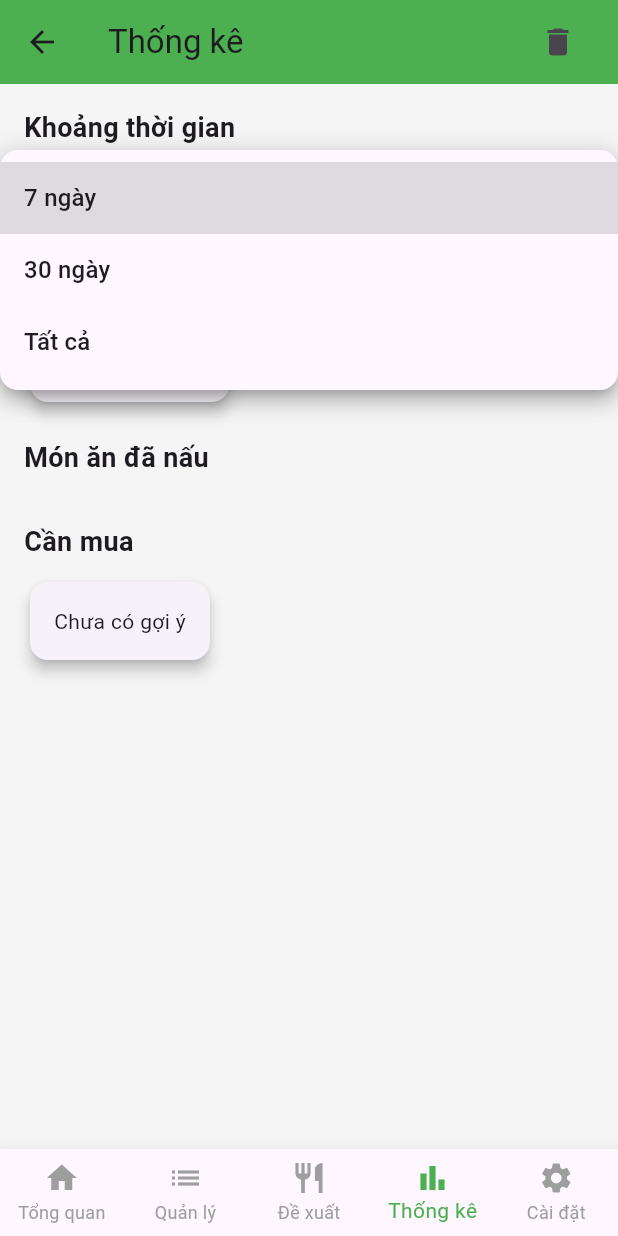
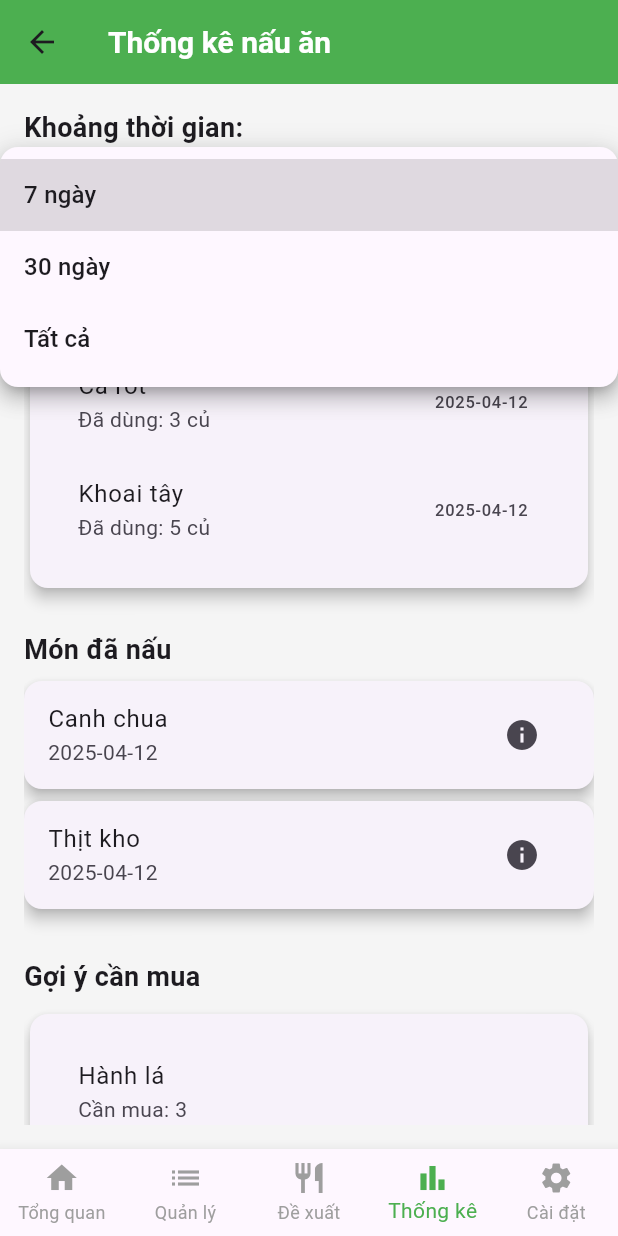
Before and after one commit to tuibene/Fridre_manager_app, a Flutter app: the screen it shows once a user with an empty profile is signed in, item 4 of the bottom bar chosen, after a tap on "7 ngày", on a phone screen of 412 x 824 dp. Run offline on Flutter 3.47's test engine with Material 3 defaults, Android fonts, the phone set to English and light mode, and no system bars; our stand-ins replace badges, cloud_firestore, firebase_auth, firebase_core, google_sign_in, share_plus; accounts and stored records are empty.

Commit message:
Restructure of StatsScreen.dart

```diff
--- a/lib/main.dart
+++ b/lib/main.dart
@@ -6,7 +6,7 @@ import 'screens/RegisterScreen.dart';
 import 'screens/DashboardScreen.dart' as dashboard;
 import 'screens/ManagementScreen.dart';
 import 'screens/SuggestScreen.dart';
-import 'screens/StatsScreen.dart';
+import 'screens/stats_screen/StatsScreen.dart';
 import 'screens/SettingsScreen.dart' as settings;
 
 void main() async {
--- a/lib/screens/StatsScreen.dart
+++ /dev/null
@@ -1,304 +0,0 @@
-import 'package:flutter/material.dart';
-
-class StatsScreen extends StatefulWidget {
-  const StatsScreen({super.key});
-
-  @override
-  _StatsScreenState createState() => _StatsScreenState();
-}
-
-class _StatsScreenState extends State<StatsScreen> {
-  // Dữ liệu mẫu (có thể thay bằng dữ liệu từ Firebase)
-  final List<Map<String, dynamic>> _ingredientUsage = [
-    {'name': 'Trứng', 'quantity': 10, 'unit': 'quả', 'usedDate': DateTime(2025, 4, 4)},
-    {'name': 'Sữa', 'quantity': 3, 'unit': 'lít', 'usedDate': DateTime(2025, 4, 5)},
-    {'name': 'Cà chua', 'quantity': 5, 'unit': 'quả', 'usedDate': DateTime(2025, 4, 3)},
-  ];
-
-  final List<Map<String, dynamic>> _cookedDishes = [
-    {
-      'name': 'Trứng chiên cà chua',
-      'date': DateTime(2025, 4, 4),
-      'ingredients': {'Trứng': 2, 'Cà chua': 1}
-    },
-    {
-      'name': 'Cơm chiên trứng',
-      'date': DateTime(2025, 4, 5),
-      'ingredients': {'Cơm': 1, 'Trứng': 1}
-    },
-  ];
-
-  String _selectedPeriod = '7 ngày'; // Tùy chọn thời gian
-  List<Map<String, dynamic>> _filteredIngredients = [];
-  List<Map<String, dynamic>> _filteredDishes = [];
-  Map<String, int> _suggestedPurchases = {};
-
-  @override
-  void initState() {
-    super.initState();
-    _filterStats();
-    _calculateSuggestions();
-  }
-
-  // Lọc dữ liệu theo khoảng thời gian
-  void _filterStats() {
-    final now = DateTime.now();
-    DateTime startDate;
-    switch (_selectedPeriod) {
-      case '7 ngày':
-        startDate = now.subtract(const Duration(days: 7));
-        break;
-      case '30 ngày':
-        startDate = now.subtract(const Duration(days: 30));
-        break;
-      case 'Tất cả':
-      default:
-        startDate = DateTime(2000); // Lấy tất cả
-        break;
-    }
-
-    setState(() {
-      _filteredIngredients = _ingredientUsage
-          .where((item) => item['usedDate'].isAfter(startDate))
-          .toList();
-      _filteredDishes = _cookedDishes
-          .where((dish) => dish['date'].isAfter(startDate))
-          .toList();
-    });
-  }
-
-  // Tính toán nguyên liệu cần mua
-  void _calculateSuggestions() {
-    Map<String, int> totalUsed = {};
-    for (var dish in _filteredDishes) {
-      dish['ingredients'].forEach((ingredient, qty) {
-        if (totalUsed.containsKey(ingredient)) {
-          totalUsed[ingredient] = totalUsed[ingredient]! + (qty as int);
-        } else {
-          totalUsed[ingredient] = qty;
-        }
-      });
-    }
-    setState(() {
-      _suggestedPurchases = totalUsed.map((key, value) => MapEntry(key, value ~/ 2 + 1)); // Gợi ý mua thêm
-    });
-  }
-
-  // Xóa lịch sử
-  void _clearHistory() {
-    setState(() {
-      _ingredientUsage.clear();
-      _cookedDishes.clear();
-      _filteredIngredients.clear();
-      _filteredDishes.clear();
-      _suggestedPurchases.clear();
-    });
-    ScaffoldMessenger.of(context).showSnackBar(
-      const SnackBar(content: Text('Đã xóa lịch sử')),
-    );
-  }
-
-  @override
-  Widget build(BuildContext context) {
-    return Scaffold(
-      appBar: AppBar(
-        title: const Text('Thống kê'),
-        backgroundColor: Colors.green,
-        actions: [
-          Padding(
-            padding: const EdgeInsets.only(right: 16.0),
-            child: IconButton(
-              icon: const Icon(Icons.delete),
-              onPressed: () {
-                showDialog(
-                  context: context,
-                  builder: (context) => AlertDialog(
-                    title: const Text('Xóa lịch sử'),
-                    content: const Text('Bạn có chắc muốn xóa toàn bộ lịch sử không?'),
-                    actions: [
-                      TextButton(
-                        onPressed: () => Navigator.pop(context),
-                        child: const Text('Hủy'),
-                      ),
-                      TextButton(
-                        onPressed: () {
-                          _clearHistory();
-                          Navigator.pop(context);
-                        },
-                        child: const Text('Xóa'),
-                      ),
-                    ],
-                  ),
-                );
-              },
-            ),
-          ),
-        ],
-      ),
-      body: SingleChildScrollView(
-        padding: const EdgeInsets.all(16.0),
-        child: Column(
-          crossAxisAlignment: CrossAxisAlignment.start,
-          children: [
-            // Tùy chọn thời gian
-            const Text('Khoảng thời gian', style: TextStyle(fontSize: 18, fontWeight: FontWeight.bold)),
-            const SizedBox(height: 10),
-            DropdownButton<String>(
-              value: _selectedPeriod,
-              items: ['7 ngày', '30 ngày', 'Tất cả'].map((String value) {
-                return DropdownMenuItem<String>(
-                  value: value,
-                  child: Text(value),
-                );
-              }).toList(),
-              onChanged: (value) {
-                setState(() {
-                  _selectedPeriod = value!;
-                  _filterStats();
-                  _calculateSuggestions();
-                });
-              },
-              isExpanded: true,
-              borderRadius: BorderRadius.circular(12),
-            ),
-            const SizedBox(height: 20),
-
-            // Thống kê nguyên liệu
-            const Text('Thống kê nguyên liệu', style: TextStyle(fontSize: 18, fontWeight: FontWeight.bold)),
-            const SizedBox(height: 10),
-            Card(
-              elevation: 4,
-              shape: RoundedRectangleBorder(borderRadius: BorderRadius.circular(12)),
-              child: Padding(
-                padding: const EdgeInsets.all(16.0),
-                child: Column(
-                  children: _filteredIngredients.isEmpty
-                      ? [const Text('Chưa có dữ liệu')]
-                      : _filteredIngredients.map((item) {
-                          return ListTile(
-                            title: Text('${item['name']}'),
-                            subtitle: Text('Đã dùng: ${item['quantity']} ${item['unit']}'),
-                            trailing: Text(item['usedDate'].toString().substring(0, 10)),
-                          );
-                        }).toList(),
-                ),
-              ),
-            ),
-            const SizedBox(height: 20),
-
-            // Món ăn đã nấu
-            const Text('Món ăn đã nấu', style: TextStyle(fontSize: 18, fontWeight: FontWeight.bold)),
-            const SizedBox(height: 10),
-            ListView.builder(
-              shrinkWrap: true,
-              physics: const NeverScrollableScrollPhysics(),
-              itemCount: _filteredDishes.length,
-              itemBuilder: (context, index) {
-                final dish = _filteredDishes[index];
-                return Card(
-                  elevation: 4,
-                  shape: RoundedRectangleBorder(borderRadius: BorderRadius.circular(12)),
-                  margin: const EdgeInsets.only(bottom: 8),
-                  child: ListTile(
-                    title: Text(dish['name']),
-                    subtitle: Text(dish['date'].toString().substring(0, 10)),
-                    trailing: IconButton(
-                      icon: const Icon(Icons.info),
-                      onPressed: () {
-                        showModalBottomSheet(
-                          context: context,
-                          shape: const RoundedRectangleBorder(
-                            borderRadius: BorderRadius.vertical(top: Radius.circular(20)),
-                          ),
-                          builder: (context) => Padding(
-                            padding: const EdgeInsets.all(20.0),
-                            child: Column(
-                              mainAxisSize: MainAxisSize.min,
-                              crossAxisAlignment: CrossAxisAlignment.start,
-                              children: [
-                                Center(
-                                  child: Text(
-                                    dish['name'],
-                                    style: const TextStyle(
-                                      fontSize: 24,
-                                      fontWeight: FontWeight.bold,
-                                      color: Colors.green,
-                                    ),
-                                  ),
-                                ),
-                                const SizedBox(height: 20),
-                                const Text(
-                                  'Nguyên liệu đã dùng',
-                                  style: TextStyle(fontSize: 18, fontWeight: FontWeight.bold),
-                                ),
-                                const SizedBox(height: 8),
-                                Text(
-                                  dish['ingredients']
-                                      .entries
-                                      .map((e) => '- ${e.key}: ${e.value}')
-                                      .join('\n'),
-                                  style: const TextStyle(fontSize: 16),
-                                ),
-                                const SizedBox(height: 20),
-                                const Text(
-                                  'Ngày nấu',
-                                  style: TextStyle(fontSize: 18, fontWeight: FontWeight.bold),
-                                ),
-                                const SizedBox(height: 8),
-                                Text(
-                                  dish['date'].toString().substring(0, 10),
-                                  style: const TextStyle(fontSize: 16),
-                                ),
-                                const SizedBox(height: 30),
-                                Center(
-                                  child: ElevatedButton(
-                                    onPressed: () => Navigator.pop(context),
-                                    style: ElevatedButton.styleFrom(
-                                      padding: const EdgeInsets.symmetric(horizontal: 40, vertical: 12),
-                                      shape: RoundedRectangleBorder(borderRadius: BorderRadius.circular(12)),
-                                      backgroundColor: Colors.green,
-                                    ),
-                                    child: const Text(
-                                      'Đóng',
-                                      style: TextStyle(fontSize: 16, color: Colors.white),
-                                    ),
-                                  ),
-                                ),
-                              ],
-                            ),
-                          ),
-                        );
-                      },
-                    ),
-                  ),
-                );
-              },
-            ),
-            const SizedBox(height: 20),
-
-            // Dự báo nguyên liệu cần mua
-            const Text('Cần mua', style: TextStyle(fontSize: 18, fontWeight: FontWeight.bold)),
-            const SizedBox(height: 10),
-            Card(
-              elevation: 4,
-              shape: RoundedRectangleBorder(borderRadius: BorderRadius.circular(12)),
-              child: Padding(
-                padding: const EdgeInsets.all(16.0),
-                child: Column(
-                  children: _suggestedPurchases.isEmpty
-                      ? [const Text('Chưa có gợi ý')]
-                      : _suggestedPurchases.entries.map((entry) {
-                          return ListTile(
-                            title: Text(entry.key),
-                            subtitle: Text('Cần mua: ${entry.value}'),
-                          );
-                        }).toList(),
-                ),
-              ),
-            ),
-          ],
-        ),
-      ),
-    );
-  }
-}
--- /dev/null
+++ b/lib/screens/stats_screen/StatsScreen.dart
@@ -0,0 +1,104 @@
+import 'package:flutter/material.dart';
+import 'package:ntb/screens/stats_screen/period_filter_dropdown.dart';
+import 'package:ntb/screens/stats_screen/ingredient_usage_card.dart';
+import 'package:ntb/screens/stats_screen/cooked_dishes_list.dart';
+import 'package:ntb/screens/stats_screen/purchase_suggestions_card.dart';
+
+class StatsScreen extends StatefulWidget {
+  const StatsScreen({super.key});
+
+  @override
+  State<StatsScreen> createState() => _StatsScreenState();
+}
+
+class _StatsScreenState extends State<StatsScreen> {
+  String selectedPeriod = '7 ngày';
+
+  List<Map<String, dynamic>> ingredientUsage = [
+    {'name': 'Cà rốt', 'quantity': 3, 'unit': 'củ', 'usedDate': DateTime.now()},
+    {'name': 'Khoai tây', 'quantity': 5, 'unit': 'củ', 'usedDate': DateTime.now()},
+  ];
+
+  List<Map<String, dynamic>> cookedDishes = [
+    {
+      'name': 'Canh chua',
+      'date': DateTime.now(),
+      'ingredients': {'Cá': 1, 'Cà chua': 2}
+    },
+    {
+      'name': 'Thịt kho',
+      'date': DateTime.now(),
+      'ingredients': {'Thịt ba chỉ': 0.5, 'Trứng': 2}
+    },
+  ];
+
+  Map<String, int> purchaseSuggestions = {
+    'Hành lá': 3,
+    'Tỏi': 1,
+  };
+
+  @override
+  Widget build(BuildContext context) {
+    return Scaffold(
+      appBar: AppBar(
+        backgroundColor: Colors.green,
+        title: Text(
+          'Thống kê nấu ăn',
+          style: TextStyle(
+            fontSize: 20,
+            fontWeight: FontWeight.bold,
+            color: Colors.white,
+          ),
+        ),
+
+      ),
+
+      body: Padding(
+        padding: const EdgeInsets.all(16.0),
+        child: ListView(
+          children: [
+            const Text(
+              'Khoảng thời gian:',
+              style: TextStyle(fontSize: 18, fontWeight: FontWeight.bold),
+            ),
+            const SizedBox(height: 8),
+            PeriodFilterDropdown(
+              selectedPeriod: selectedPeriod,
+              onChanged: (value) {
+                if (value != null) {
+                  setState(() {
+                    selectedPeriod = value;
+                  });
+                }
+              },
+            ),
+            const SizedBox(height: 24),
+
+            const Text(
+              'Nguyên liệu đã sử dụng',
+              style: TextStyle(fontSize: 18, fontWeight: FontWeight.bold),
+            ),
+            const SizedBox(height: 8),
+            IngredientUsageCard(ingredients: ingredientUsage),
+            const SizedBox(height: 24),
+
+            const Text(
+              'Món đã nấu',
+              style: TextStyle(fontSize: 18, fontWeight: FontWeight.bold),
+            ),
+            const SizedBox(height: 8),
+            CookedDishesList(dishes: cookedDishes),
+            const SizedBox(height: 24),
+
+            const Text(
+              'Gợi ý cần mua',
+              style: TextStyle(fontSize: 18, fontWeight: FontWeight.bold),
+            ),
+            const SizedBox(height: 8),
+            PurchaseSuggestionsCard(suggestions: purchaseSuggestions),
+          ],
+        ),
+      ),
+    );
+  }
+}
--- /dev/null
+++ b/lib/screens/stats_screen/cooked_dishes_list.dart
@@ -0,0 +1,42 @@
+// cooked_dishes_list.dart
+import 'package:flutter/material.dart';
+import 'dish_detail_bottom_sheet.dart';
+
+class CookedDishesList extends StatelessWidget {
+  final List<Map<String, dynamic>> dishes;
+
+  const CookedDishesList({super.key, required this.dishes});
+
+  @override
+  Widget build(BuildContext context) {
+    return ListView.builder(
+      shrinkWrap: true,
+      physics: const NeverScrollableScrollPhysics(),
+      itemCount: dishes.length,
+      itemBuilder: (context, index) {
+        final dish = dishes[index];
+        return Card(
+          elevation: 4,
+          shape: RoundedRectangleBorder(borderRadius: BorderRadius.circular(12)),
+          margin: const EdgeInsets.only(bottom: 8),
+          child: ListTile(
+            title: Text(dish['name']),
+            subtitle: Text(dish['date'].toString().substring(0, 10)),
+            trailing: IconButton(
+              icon: const Icon(Icons.info),
+              onPressed: () {
+                showModalBottomSheet(
+                  context: context,
+                  shape: const RoundedRectangleBorder(
+                    borderRadius: BorderRadius.vertical(top: Radius.circular(20)),
+                  ),
+                  builder: (context) => DishDetailBottomSheet(dish: dish),
+                );
+              },
+            ),
+          ),
+        );
+      },
+    );
+  }
+}
--- /dev/null
+++ b/lib/screens/stats_screen/ingredient_usage_card.dart
@@ -0,0 +1,29 @@
+import 'package:flutter/material.dart';
+
+class IngredientUsageCard extends StatelessWidget {
+  final List<Map<String, dynamic>> ingredients;
+
+  const IngredientUsageCard({super.key, required this.ingredients});
+
+  @override
+  Widget build(BuildContext context) {
+    return Card(
+      elevation: 4,
+      shape: RoundedRectangleBorder(borderRadius: BorderRadius.circular(12)),
+      child: Padding(
+        padding: const EdgeInsets.all(16.0),
+        child: Column(
+          children: ingredients.isEmpty
+              ? [const Text('Chưa có dữ liệu')]
+              : ingredients.map((item) {
+                  return ListTile(
+                    title: Text('${item['name']}'),
+                    subtitle: Text('Đã dùng: ${item['quantity']} ${item['unit']}'),
+                    trailing: Text(item['usedDate'].toString().substring(0, 10)),
+                  );
+                }).toList(),
+        ),
+      ),
+    );
+  }
+}
--- /dev/null
+++ b/lib/screens/stats_screen/period_filter_dropdown.dart
@@ -0,0 +1,28 @@
+import 'package:flutter/material.dart';
+
+class PeriodFilterDropdown extends StatelessWidget {
+  final String selectedPeriod;
+  final Function(String?) onChanged;
+
+  const PeriodFilterDropdown({
+    super.key,
+    required this.selectedPeriod,
+    required this.onChanged,
+  });
+
+  @override
+  Widget build(BuildContext context) {
+    return DropdownButton<String>(
+      value: selectedPeriod,
+      items: ['7 ngày', '30 ngày', 'Tất cả'].map((String value) {
+        return DropdownMenuItem<String>(
+          value: value,
+          child: Text(value),
+        );
+      }).toList(),
+      onChanged: onChanged,
+      isExpanded: true,
+      borderRadius: BorderRadius.circular(12),
+    );
+  }
+}
--- /dev/null
+++ b/lib/screens/stats_screen/purchase_suggestions_card.dart
@@ -0,0 +1,28 @@
+import 'package:flutter/material.dart';
+
+class PurchaseSuggestionsCard extends StatelessWidget {
+  final Map<String, int> suggestions;
+
+  const PurchaseSuggestionsCard({super.key, required this.suggestions});
+
+  @override
+  Widget build(BuildContext context) {
+    return Card(
+      elevation: 4,
+      shape: RoundedRectangleBorder(borderRadius: BorderRadius.circular(12)),
+      child: Padding(
+        padding: const EdgeInsets.all(16.0),
+        child: Column(
+          children: suggestions.isEmpty
+              ? [const Text('Chưa có gợi ý')]
+              : suggestions.entries.map((entry) {
+                  return ListTile(
+                    title: Text(entry.key),
+                    subtitle: Text('Cần mua: ${entry.value}'),
+                  );
+                }).toList(),
+        ),
+      ),
+    );
+  }
+}
```
Also changed, not shown: lib/screens/stats_screen/dish_detail_bottom_sheet.dart (added, +53 -0 lines), pubspec.lock, 2 other files.
